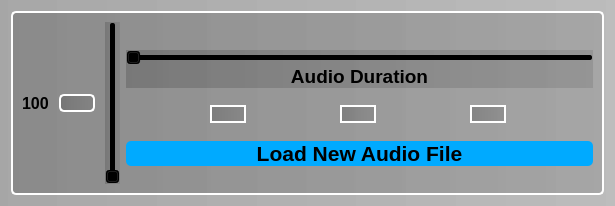
Above: UIFiles/audioController.ui from IvanW5X/audio-prod before the change. Below: the same form after it.
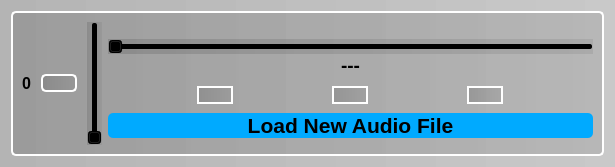
That is the form after the change. Icons and pictures are not drawn.

Commit message: Make duration label transparent

What changed in the file:
```diff
--- a/UIFiles/audioController.ui
+++ b/UIFiles/audioController.ui
@@ -7,14 +7,14 @@
     <x>0</x>
     <y>0</y>
     <width>615</width>
-    <height>206</height>
+    <height>167</height>
    </rect>
   </property>
   <property name="windowTitle">
    <string>Form</string>
   </property>
   <property name="styleSheet">
-   <string notr="true">background-color: qlineargradient(spread:pad, x1:0, y1:0, x2:1, y2:0, stop:0 rgba(50, 50, 50, 0.25), stop:1 rgba(100, 100, 100, 0.25));</string>
+   <string notr="true">background-color: qlineargradient(spread:pad, x1:0, y1:0, x2:1, y2:0, stop:0 rgba(80, 80, 80, 0.25), stop:1 rgba(130, 130, 130, 0.25));</string>
   </property>
   <layout class="QVBoxLayout" name="verticalLayout_2">
    <item>
@@ -52,7 +52,7 @@
            <enum>QFrame::Shadow::Plain</enum>
           </property>
           <property name="text">
-           <string>100</string>
+           <string>0</string>
           </property>
          </widget>
         </item>
@@ -102,7 +102,7 @@
       <item>
        <layout class="QVBoxLayout" name="verticalLayout_3">
         <property name="spacing">
-         <number>0</number>
+         <number>2</number>
         </property>
         <item>
          <layout class="QVBoxLayout" name="durationLayout">
@@ -143,8 +143,13 @@
               <bold>true</bold>
              </font>
             </property>
+            <property name="styleSheet">
+             <string notr="true">#durationLabel {
+	background: transparent;
+}</string>
+            </property>
             <property name="text">
-             <string>Audio Duration</string>
+             <string>---</string>
             </property>
             <property name="alignment">
              <set>Qt::AlignmentFlag::AlignCenter</set>
```
